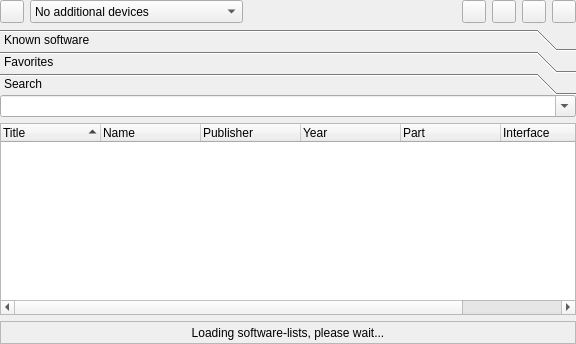
Before: the Qt Designer form softwarelist.ui in qmc2/qmc2-mame-fe, drawn with Qt 5.
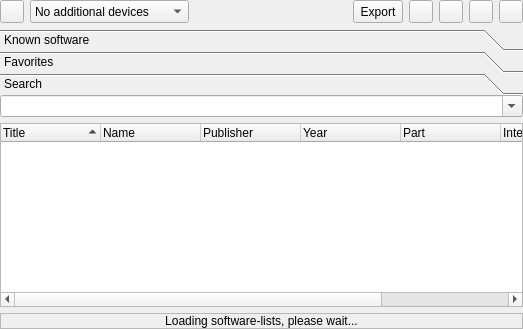
After: the same form once the commit is applied. The open tabs and pages were chosen to show the change. Icons and pictures are not drawn.

Commit message:
imp: ROM status exporter: additional output-format choice ('all formats') to export the ROM states to all three formats at once
imp: when a software-list can't be found (though it's expected to
exist), leave the software-list widget disabled and don't try to parse
the invalid XML (a warning will still be logged)

wip: adding a CSV and ASCII export tool for software-lists

```diff
--- a/softwarelist.ui
+++ b/softwarelist.ui
@@ -7,8 +7,8 @@
    <rect>
     <x>0</x>
     <y>0</y>
-    <width>576</width>
-    <height>344</height>
+    <width>523</width>
+    <height>329</height>
    </rect>
   </property>
   <property name="mouseTracking">
@@ -77,6 +77,29 @@
        </property>
       </spacer>
      </item>
+     <item>
+      <widget class="QToolButton" name="toolButtonExport">
+       <property name="sizePolicy">
+        <sizepolicy hsizetype="Fixed" vsizetype="Minimum">
+         <horstretch>0</horstretch>
+         <verstretch>0</verstretch>
+        </sizepolicy>
+       </property>
+       <property name="toolTip">
+        <string>Export the current software-list to an ASCII or CSV formatted file (or the clipboard)</string>
+       </property>
+       <property name="text">
+        <string>Export</string>
+       </property>
+       <property name="icon">
+        <iconset resource="qmc2.qrc">
+         <normaloff>:/data/img/filesaveas.png</normaloff>:/data/img/filesaveas.png</iconset>
+       </property>
+       <property name="toolButtonStyle">
+        <enum>Qt::ToolButtonTextBesideIcon</enum>
+       </property>
+      </widget>
+     </item>
      <item>
       <widget class="QToolButton" name="toolButtonAddToFavorites">
        <property name="sizePolicy">
@@ -347,8 +370,8 @@
        <rect>
         <x>0</x>
         <y>0</y>
-        <width>566</width>
-        <height>207</height>
+        <width>513</width>
+        <height>192</height>
        </rect>
       </property>
       <attribute name="icon">
```
Left out of the diff: 5 changed lines with no effect on the pictures. The commit also changes 22 other files.
